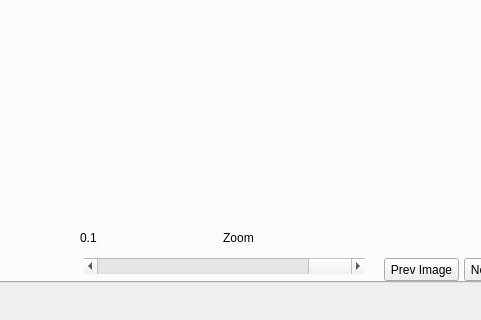
Old version of the form Image_utility_tool.ui in the repository MaxXxIL/ADC-development; both pictures show x 168 to 649 and y 437 to 757 of the 1442 by 757 pixel window.
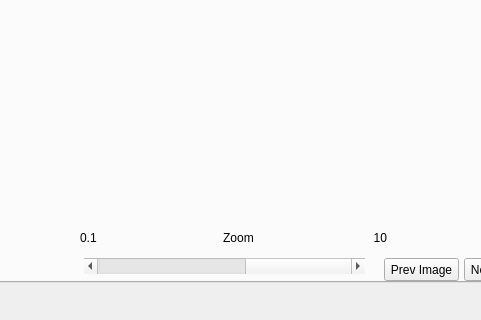
New version of the form. The open tabs and pages were chosen to show the change.

The edit to the form file:
```diff
--- a/Image_utility_tool.ui
+++ b/Image_utility_tool.ui
@@ -290,10 +290,10 @@
        <number>1</number>
       </property>
       <property name="maximum">
-       <number>50</number>
+       <number>15</number>
       </property>
       <property name="value">
-       <number>50</number>
+       <number>15</number>
       </property>
       <property name="orientation">
        <enum>Qt::Horizontal</enum>
@@ -304,7 +304,7 @@
        <rect>
         <x>246</x>
         <y>620</y>
-        <width>291</width>
+        <width>321</width>
         <height>20</height>
        </rect>
       </property>
```
Left out of the diff: 2 changed lines with no effect on the pictures.
